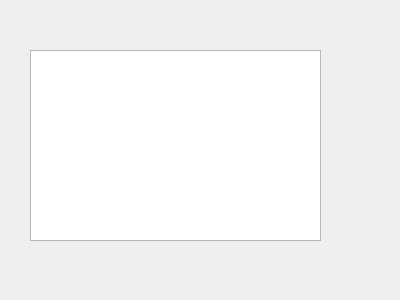
Qt form aaa.ui (HediLengliz/Smart_Court_2A25) before a commit.
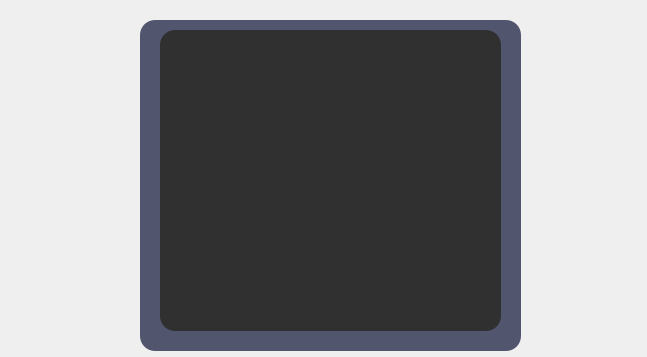
The same form after that commit. Icons and pictures are not drawn.

```diff
--- a/aaa.ui
+++ b/aaa.ui
@@ -6,22 +6,136 @@
    <rect>
     <x>0</x>
     <y>0</y>
-    <width>400</width>
-    <height>300</height>
+    <width>647</width>
+    <height>357</height>
    </rect>
   </property>
   <property name="windowTitle">
    <string>Dialog</string>
   </property>
-  <widget class="QTableView" name="ta">
+  <property name="styleSheet">
+   <string notr="true">*{
+    background:url(C:/hammerrrm.jpg) ;
+}</string>
+  </property>
+  <widget class="QFrame" name="add_employee">
    <property name="geometry">
     <rect>
-     <x>30</x>
-     <y>50</y>
-     <width>291</width>
-     <height>191</height>
+     <x>140</x>
+     <y>20</y>
+     <width>381</width>
+     <height>331</height>
     </rect>
    </property>
+   <property name="styleSheet">
+    <string notr="true">QFrame
+{
+	background:#51556e;
+    border-radius:15px;
+}</string>
+   </property>
+   <property name="frameShape">
+    <enum>QFrame::StyledPanel</enum>
+   </property>
+   <property name="frameShadow">
+    <enum>QFrame::Raised</enum>
+   </property>
+   <widget class="QLabel" name="label_8">
+    <property name="geometry">
+     <rect>
+      <x>380</x>
+      <y>450</y>
+      <width>231</width>
+      <height>171</height>
+     </rect>
+    </property>
+    <property name="text">
+     <string/>
+    </property>
+    <property name="pixmap">
+     <pixmap>D:/QTprojet/smart court.png</pixmap>
+    </property>
+    <property name="scaledContents">
+     <bool>true</bool>
+    </property>
+   </widget>
+   <widget class="QPushButton" name="add_new_employee">
+    <property name="geometry">
+     <rect>
+      <x>270</x>
+      <y>460</y>
+      <width>201</width>
+      <height>51</height>
+     </rect>
+    </property>
+    <property name="font">
+     <font>
+      <pointsize>12</pointsize>
+     </font>
+    </property>
+    <property name="styleSheet">
+     <string notr="true">*{
+color:white;
+border-radius: 15px;
+background:#303030;
+border: 2px solid #bfbeba;
+}
+
+*:hover
+{
+	color:#303030;
+	border-radius:15px;
+	background:white;
+border: 2px solid #bfbeba;
+}</string>
+    </property>
+    <property name="text">
+     <string>EXIT</string>
+    </property>
+   </widget>
+   <widget class="QTableView" name="ta">
+    <property name="geometry">
+     <rect>
+      <x>20</x>
+      <y>10</y>
+      <width>341</width>
+      <height>301</height>
+     </rect>
+    </property>
+    <property name="autoFillBackground">
+     <bool>false</bool>
+    </property>
+    <property name="styleSheet">
+     <string notr="true">*{
+color: #bfbeba ;
+gridline-color: #bfbeba;
+font-size: 12pt;
+border-radius: 15px;
+background: #303030;
+}
+
+*::selection
+{
+background-color:white;
+border : 1px solid red;
+}</string>
+    </property>
+    <property name="tabKeyNavigation">
+     <bool>true</bool>
+    </property>
+    <property name="showGrid">
+     <bool>true</bool>
+    </property>
+    <property name="sortingEnabled">
+     <bool>false</bool>
+    </property>
+    <property name="wordWrap">
+     <bool>false</bool>
+    </property>
+    <attribute name="horizontalHeaderDefaultSectionSize">
+     <number>106</number>
+    </attribute>
+   </widget>
   </widget>
  </widget>
  <resources/>
```
